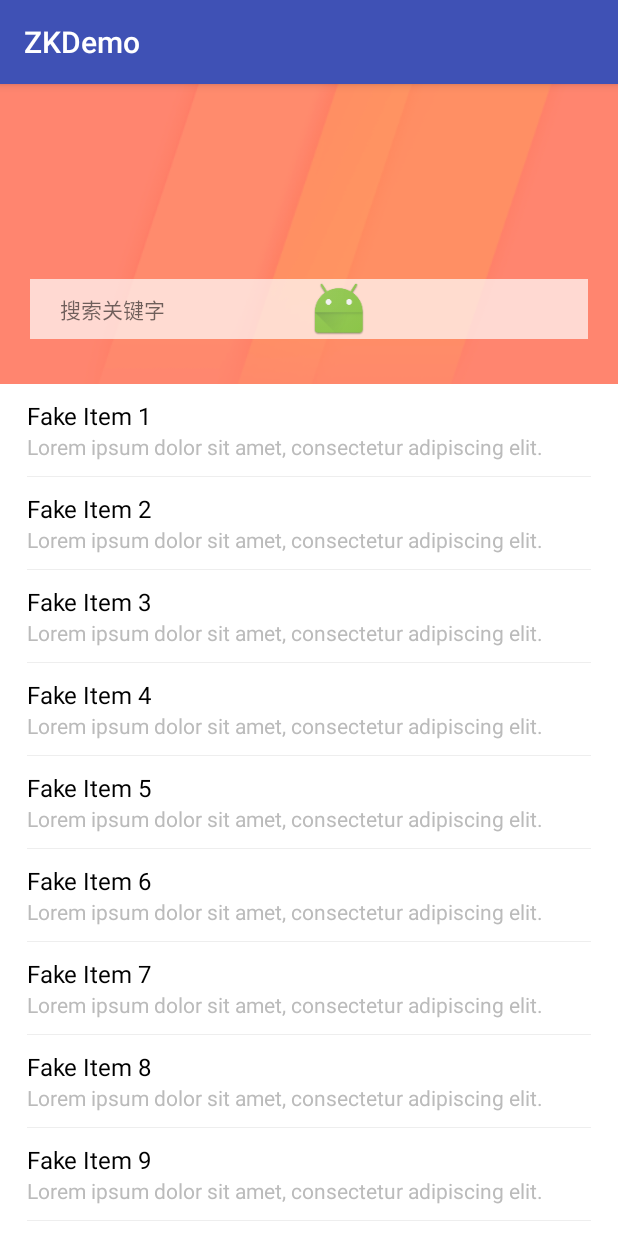
After one commit to 465857721/ZKDemo, an Android app: the HeaderScrollingBehaviorActivity screen opened directly, with no data from a screen before it, on a phone screen of 412 x 824 dp. The commit adds this screen. Run offline under Robolectric (Android 15) with nearby library versions, the phone set to English and light mode, and no system bars.

Commit message:
Behavior的一些学习

```diff
--- a/app/src/main/AndroidManifest.xml
+++ b/app/src/main/AndroidManifest.xml
@@ -15,9 +15,13 @@
                 <category android:name="android.intent.category.LAUNCHER"/>
             </intent-filter>
         </activity>
-        <activity android:name=".coordinatorlayout.BehaviorActivity">
+        <activity android:name=".coordinatorlayout.BehaviorFollowActivity">
         </activity>
         <activity android:name=".objectanimator.ObjectAnimatorActivity">
+        </activity>
+        <activity android:name=".coordinatorlayout.BehaviorALLActivity">
+        </activity>
+        <activity android:name=".coordinatorlayout.HeaderScrollingBehaviorActivity">
         </activity>
     </application>
 
--- a/app/src/main/java/com/kingsoft/zkdemo/MainActivity.java
+++ b/app/src/main/java/com/kingsoft/zkdemo/MainActivity.java
@@ -1,5 +1,6 @@
 package com.kingsoft.zkdemo;
 
+import android.app.Activity;
 import android.content.Context;
 import android.content.Intent;
 import android.os.Bundle;
@@ -8,7 +9,8 @@ import android.view.View;
 import android.widget.Button;
 import android.widget.LinearLayout;
 
-import com.kingsoft.zkdemo.coordinatorlayout.BehaviorActivity;
+import com.kingsoft.zkdemo.coordinatorlayout.BehaviorALLActivity;
+import com.kingsoft.zkdemo.coordinatorlayout.BehaviorFollowActivity;
 import com.kingsoft.zkdemo.objectanimator.ObjectAnimatorActivity;
 
 import butterknife.BindView;
@@ -41,7 +43,7 @@ public class MainActivity extends AppCompatActivity {
         Intent mIntent = new Intent();
         switch (view.getId()) {
             case R.id.btn_behavior:
-                mIntent.setClass(mContext, BehaviorActivity.class);
+                mIntent.setClass(mContext, BehaviorALLActivity.class);
                 startActivity(mIntent);
                 break;
             case R.id.btn_translation:
--- a/app/src/main/java/com/kingsoft/zkdemo/coordinatorlayout/BehaviorActivity.java
+++ b/app/src/main/java/com/kingsoft/zkdemo/coordinatorlayout/BehaviorFollowActivity.java
@@ -7,7 +7,7 @@ import android.view.View;
 
 import com.kingsoft.zkdemo.R;
 //http://www.open-open.com/lib/view/open1480387021766.html
-public class BehaviorActivity extends AppCompatActivity {
+public class BehaviorFollowActivity extends AppCompatActivity {
 
     @Override
     protected void onCreate(Bundle savedInstanceState) {
--- /dev/null
+++ b/app/src/main/java/com/kingsoft/zkdemo/coordinatorlayout/HeaderFloatBehavior.java
@@ -0,0 +1,78 @@
+package com.kingsoft.zkdemo.coordinatorlayout;
+
+import android.animation.ArgbEvaluator;
+import android.content.Context;
+import android.content.res.Resources;
+import android.support.design.widget.CoordinatorLayout;
+import android.util.AttributeSet;
+import android.view.View;
+
+import com.kingsoft.zkdemo.R;
+
+import java.lang.ref.WeakReference;
+
+
+public class HeaderFloatBehavior extends CoordinatorLayout.Behavior<View> {
+
+    private WeakReference<View> dependentView;
+    private ArgbEvaluator argbEvaluator;
+
+    public HeaderFloatBehavior(Context context, AttributeSet attrs) {
+        super(context, attrs);
+
+        argbEvaluator = new ArgbEvaluator();
+    }
+
+    @Override
+    public boolean layoutDependsOn(CoordinatorLayout parent, View child, View dependency) {
+        if (dependency != null && dependency.getId() == R.id.scrolling_header) {
+            dependentView = new WeakReference<>(dependency);
+            return true;
+        }
+        return false;
+    }
+
+    @Override
+    public boolean onDependentViewChanged(CoordinatorLayout parent, View child, View dependency) {
+        Resources resources = getDependentView().getResources();
+        final float progress = 1.f -
+                Math.abs(dependency.getTranslationY() / (dependency.getHeight() - resources.getDimension(R.dimen.collapsed_header_height)));
+        //R.dimen.collapsed_header_height   是 输入框的高度 40 加上  上下的5margin·
+        //dependency.getTranslationY() recycl  view距离顶部的距离
+       // (dependency.getHeight() - resources.getDimension(R.dimen.collapsed_header_height)
+        // 减去 edt的高度  就是 总共可以向上移动的距离，然后滑动的距离除以 总共可以滑动的距离得到比例
+
+        // Translation
+        final float collapsedOffset = resources.getDimension(R.dimen.collapsed_float_offset_y);
+        final float initOffset = resources.getDimension(R.dimen.init_float_offset_y);
+        final float translateY = collapsedOffset + (initOffset - collapsedOffset) * progress;
+        child.setTranslationY(translateY);
+
+        // Background
+        child.setBackgroundColor((int) argbEvaluator.evaluate(
+                progress,
+                resources.getColor(R.color.colorCollapsedFloatBackground),
+                resources.getColor(R.color.colorInitFloatBackground)));
+
+        // Margins
+        final float collapsedMargin = resources.getDimension(R.dimen.collapsed_float_margin);//结束状态的margin
+        final float initMargin = resources.getDimension(R.dimen.init_float_margin);// 初始状态的左右margin
+//        final float initMargin = 50;
+        final int margin = (int) (collapsedMargin + (initMargin - collapsedMargin) * progress);
+        CoordinatorLayout.LayoutParams lp = (CoordinatorLayout.LayoutParams) child.getLayoutParams();
+        lp.setMargins(margin, 0, margin, 0);
+        child.setLayoutParams(lp);
+
+        return true;
+    }
+
+    @Override
+    public boolean onLayoutChild(CoordinatorLayout parent, View child, int layoutDirection) {
+        return super.onLayoutChild(parent, child, layoutDirection);
+    }
+
+    private View getDependentView() {
+        return dependentView.get();
+    }
+
+}
--- /dev/null
+++ b/app/src/main/java/com/kingsoft/zkdemo/coordinatorlayout/HeaderScrollingBehavior.java
@@ -0,0 +1,185 @@
+package com.kingsoft.zkdemo.coordinatorlayout;
+
+import android.content.Context;
+import android.content.res.Resources;
+import android.os.Handler;
+import android.support.design.widget.CoordinatorLayout;
+import android.support.v4.view.ViewCompat;
+import android.support.v7.widget.RecyclerView;
+import android.util.AttributeSet;
+import android.util.Log;
+import android.view.View;
+import android.widget.Scroller;
+
+import com.kingsoft.zkdemo.R;
+
+import java.lang.ref.WeakReference;
+
+
+public class HeaderScrollingBehavior extends CoordinatorLayout.Behavior<RecyclerView> {
+
+    private boolean isExpanded = false;
+    private boolean isScrolling = false;
+
+    private WeakReference<View> dependentView;
+    private Scroller scroller;
+    private Handler handler;
+
+    public HeaderScrollingBehavior(Context context, AttributeSet attrs) {
+        super(context, attrs);
+        scroller = new Scroller(context);
+        handler = new Handler();
+    }
+
+    public boolean isExpanded() {
+        return isExpanded;
+    }
+
+    @Override
+    public boolean layoutDependsOn(CoordinatorLayout parent, RecyclerView child, View dependency) {
+        if (dependency != null && dependency.getId() == R.id.scrolling_header) {
+            dependentView = new WeakReference<>(dependency);
+            return true;
+        }
+        return false;
+    }
+
+    @Override
+    public boolean onLayoutChild(CoordinatorLayout parent, RecyclerView child, int layoutDirection) {
+        CoordinatorLayout.LayoutParams lp = (CoordinatorLayout.LayoutParams) child.getLayoutParams();
+        if (lp.height == CoordinatorLayout.LayoutParams.MATCH_PARENT) {
+            child.layout(0, 0, parent.getWidth(), (int) (parent.getHeight() - getDependentViewCollapsedHeight()));
+            Log.d("zk","b="+(int) (parent.getHeight() - getDependentViewCollapsedHeight()));
+            return true;
+        }
+        return super.onLayoutChild(parent, child, layoutDirection);
+    }
+
+    @Override
+    public boolean onDependentViewChanged(CoordinatorLayout parent, RecyclerView child, View dependency) {
+        Resources resources = getDependentView().getResources();
+        final float progress = 1.f -
+                Math.abs(dependency.getTranslationY() / (dependency.getHeight() - resources.getDimension(R.dimen.collapsed_header_height)));
+
+        child.setTranslationY(dependency.getHeight() + dependency.getTranslationY());
+
+        float scale = 1 + 0.4f * (1.f - progress);
+        dependency.setScaleX(scale);
+        dependency.setScaleY(scale);
+
+        dependency.setAlpha(progress);
+
+        return true;
+    }
+
+    @Override
+    public boolean onStartNestedScroll(CoordinatorLayout coordinatorLayout, RecyclerView child, View directTargetChild, View target, int nestedScrollAxes) {
+        return (nestedScrollAxes & ViewCompat.SCROLL_AXIS_VERTICAL) != 0;
+    }
+
+    @Override
+    public void onNestedScrollAccepted(CoordinatorLayout coordinatorLayout, RecyclerView child, View directTargetChild, View target, int nestedScrollAxes) {
+        scroller.abortAnimation();
+        isScrolling = false;
+
+        super.onNestedScrollAccepted(coordinatorLayout, child, directTargetChild, target, nestedScrollAxes);
+    }
+
+    @Override
+    public void onNestedPreScroll(CoordinatorLayout coordinatorLayout, RecyclerView child, View target, int dx, int dy, int[] consumed) {
+        if (dy < 0) {
+            return;
+        }
+
+        View dependentView = getDependentView();
+        float newTranslateY = dependentView.getTranslationY() - dy;
+        float minHeaderTranslate = -(dependentView.getHeight() - getDependentViewCollapsedHeight());
+
+        if (newTranslateY > minHeaderTranslate) {
+            dependentView.setTranslationY(newTranslateY);
+            consumed[1] = dy;
+        }
+    }
+
+    @Override
+    public void onNestedScroll(CoordinatorLayout coordinatorLayout, RecyclerView child, View target, int dxConsumed, int dyConsumed, int dxUnconsumed, int dyUnconsumed) {
+        if (dyUnconsumed > 0) {
+            return;
+        }
+
+        View dependentView = getDependentView();
+        float newTranslateY = dependentView.getTranslationY() - dyUnconsumed;
+        final float maxHeaderTranslate = 0;
+
+        if (newTranslateY < maxHeaderTranslate) {
+            dependentView.setTranslationY(newTranslateY);
+        }
+    }
+
+    @Override
+    public boolean onNestedPreFling(CoordinatorLayout coordinatorLayout, RecyclerView child, View target, float velocityX, float velocityY) {
+        return onUserStopDragging(velocityY);
+    }
+
+    @Override
+    public void onStopNestedScroll(CoordinatorLayout coordinatorLayout, RecyclerView child, View target) {
+        if (!isScrolling) {
+            onUserStopDragging(800);
+        }
+    }
+
+    private boolean onUserStopDragging(float velocity) {
+        View dependentView = getDependentView();
+        float translateY = dependentView.getTranslationY();
+        float minHeaderTranslate = -(dependentView.getHeight() - getDependentViewCollapsedHeight());
+
+        if (translateY == 0 || translateY == minHeaderTranslate) {
+            return false;
+        }
+
+        boolean targetState; // Flag indicates whether to expand the content.
+        if (Math.abs(velocity) <= 800) {
+            if (Math.abs(translateY) < Math.abs(translateY - minHeaderTranslate)) {
+                targetState = false;
+            } else {
+                targetState = true;
+            }
+            velocity = 800; // Limit velocity's minimum value.
+        } else {
+            if (velocity > 0) {
+                targetState = true;
+            } else {
+                targetState = false;
+            }
+        }
+
+        float targetTranslateY = targetState ? minHeaderTranslate : 0;
+
+        scroller.startScroll(0, (int) translateY, 0, (int) (targetTranslateY - translateY), (int) (1000000 / Math.abs(velocity)));
+        handler.post(flingRunnable);
+        isScrolling = true;
+        return true;
+    }
+
+    private float getDependentViewCollapsedHeight() {
+        return getDependentView().getResources().getDimension(R.dimen.collapsed_header_height);
+    }
+
+    private View getDependentView() {
+        return dependentView.get();
+    }
+
+    private Runnable flingRunnable = new Runnable() {
+        @Override
+        public void run() {
+            if (scroller.computeScrollOffset()) {
+                getDependentView().setTranslationY(scroller.getCurrY());
+                handler.post(this);
+            } else {
+                isExpanded = getDependentView().getTranslationY() != 0;
+                isScrolling = false;
+            }
+        }
+    };
+
+}
--- /dev/null
+++ b/app/src/main/java/com/kingsoft/zkdemo/coordinatorlayout/HeaderScrollingBehaviorActivity.java
@@ -0,0 +1,55 @@
+package com.kingsoft.zkdemo.coordinatorlayout;
+
+import android.support.v7.app.AppCompatActivity;
+import android.os.Bundle;
+import android.support.v7.widget.RecyclerView;
+import android.view.View;
+import android.view.ViewGroup;
+import android.widget.TextView;
+
+import com.kingsoft.zkdemo.R;
+
+/**
+ * http://www.jianshu.com/p/7f50faa65622
+ */
+public class HeaderScrollingBehaviorActivity extends AppCompatActivity {
+    private RecyclerView recyclerView;
+    @Override
+    protected void onCreate(Bundle savedInstanceState) {
+        super.onCreate(savedInstanceState);
+        setContentView(R.layout.activity_header_scrolling_behavior);
+        recyclerView = (RecyclerView) findViewById(R.id.rv);
+        recyclerView.setAdapter(new RecyclerView.Adapter() {
+            @Override
+            public RecyclerView.ViewHolder onCreateViewHolder(ViewGroup parent, int viewType) {
+                return new ViewHolder(getLayoutInflater().inflate(R.layout.item_simple, parent, false));
+            }
+
+            @Override
+            public void onBindViewHolder(RecyclerView.ViewHolder holder, int position) {
+                ViewHolder vh = (ViewHolder) holder;
+                vh.text.setText("Fake Item " + (position + 1));
+                vh.text2.setText("Lorem ipsum dolor sit amet, consectetur adipiscing elit.");
+            }
+
+            @Override
+            public int getItemCount() {
+                return 20;
+            }
+
+            class ViewHolder extends RecyclerView.ViewHolder {
+
+                TextView text;
+                TextView text2;
+
+                public ViewHolder(View itemView) {
+                    super(itemView);
+
+                    text = (TextView) itemView.findViewById(R.id.text);
+                    text2 = (TextView) itemView.findViewById(R.id.text2);
+                }
+
+            }
+        });
+    }
+}
--- /dev/null
+++ b/app/src/main/java/com/kingsoft/zkdemo/coordinatorlayout/TestGoLeftBehavior.java
@@ -0,0 +1,82 @@
+package com.kingsoft.zkdemo.coordinatorlayout;
+
+import android.animation.ArgbEvaluator;
+import android.content.Context;
+import android.content.res.Resources;
+import android.support.design.widget.CoordinatorLayout;
+import android.util.AttributeSet;
+import android.view.View;
+
+import com.kingsoft.zkdemo.R;
+
+import java.lang.ref.WeakReference;
+
+
+public class TestGoLeftBehavior extends CoordinatorLayout.Behavior<View> {
+
+    private WeakReference<View> dependentView;
+    private ArgbEvaluator argbEvaluator;
+
+    public TestGoLeftBehavior(Context context, AttributeSet attrs) {
+        super(context, attrs);
+
+        argbEvaluator = new ArgbEvaluator();
+    }
+
+    @Override
+    public boolean layoutDependsOn(CoordinatorLayout parent, View child, View dependency) {
+        if (dependency != null && dependency.getId() == R.id.scrolling_header) {
+            dependentView = new WeakReference<>(dependency);
+            return true;
+        }
+        return false;
+    }
+
+    @Override
+    public boolean onDependentViewChanged(CoordinatorLayout parent, View child, View dependency) {
+        Resources resources = getDependentView().getResources();
+        final float progress = 1.f -
+                Math.abs(dependency.getTranslationY() / (dependency.getHeight() - resources.getDimension(R.dimen.collapsed_header_height)));
+        //R.dimen.collapsed_header_height   是 输入框的高度 40 加上  上下的5margin·
+        //dependency.getTranslationY() recycl  view距离顶部的距离
+        // (dependency.getHeight() - resources.getDimension(R.dimen.collapsed_header_height)
+        // 减去 edt的高度  就是 总共可以向上移动的距离，然后滑动的距离除以 总共可以滑动的距离得到比例
+
+        // Translation
+        final float collapsedOffset = resources.getDimension(R.dimen.collapsed_float_offset_y);
+
+        final float initOffset = resources.getDimension(R.dimen.init_float_offset_y);
+//        final float translateY = collapsedOffset + (initOffset - collapsedOffset) * progress;
+//        child.setTranslationY(translateY);
+        final float FX = parent.getWidth() / 2 - parent.getWidth() / 2 * (1 - progress);
+        final float FY = initOffset - initOffset * (1.f - progress);
+        child.setX(FX);
+        child.setY(FY);
+        // Background
+//        child.setBackgroundColor((int) argbEvaluator.evaluate(
+//                progress,
+//                resources.getColor(R.color.colorCollapsedFloatBackground),
+//                resources.getColor(R.color.colorInitFloatBackground)));
+
+        // Margins
+//        final float collapsedMargin = resources.getDimension(R.dimen.collapsed_float_margin);//结束状态的margin
+//        final float initMargin = resources.getDimension(R.dimen.init_float_margin);// 初始状态的左右margin
+////        final float initMargin = 50;
+//        final int margin = (int) (collapsedMargin + (initMargin - collapsedMargin) * progress);
+//        CoordinatorLayout.LayoutParams lp = (CoordinatorLayout.LayoutParams) child.getLayoutParams();
+//        lp.setMargins(margin, 0, margin, 0);
+//        child.setLayoutParams(lp);
+
+        return true;
+    }
+
+    @Override
+    public boolean onLayoutChild(CoordinatorLayout parent, View child, int layoutDirection) {
+        return super.onLayoutChild(parent, child, layoutDirection);
+    }
+
+    private View getDependentView() {
+        return dependentView.get();
+    }
+
+}
--- /dev/null
+++ b/app/src/main/res/layout/activity_header_scrolling_behavior.xml
@@ -0,0 +1,47 @@
+<?xml version="1.0" encoding="utf-8"?>
+<android.support.design.widget.CoordinatorLayout xmlns:android="http://schemas.android.com/apk/res/android"
+                                                 xmlns:app="http://schemas.android.com/apk/res-auto"
+                                                 android:layout_width="match_parent"
+                                                 android:layout_height="match_parent"
+                                                 android:background="#fff"
+                                                 android:fitsSystemWindows="false">
+
+    <ImageView
+        android:id="@+id/scrolling_header"
+        android:layout_width="match_parent"
+        android:layout_height="200dp"
+        android:background="@mipmap/my_head_bg"
+        android:scaleType="centerCrop"/>
+
+    <LinearLayout
+        android:id="@+id/edit_search"
+        android:layout_width="match_parent"
+        android:layout_height="40dp"
+        android:background="@color/colorInitFloatBackground"
+        app:layout_behavior=".coordinatorlayout.HeaderFloatBehavior">
+
+        <TextView
+            android:layout_width="wrap_content"
+            android:layout_height="wrap_content"
+            android:layout_gravity="center_vertical"
+            android:layout_marginStart="20dp"
+            android:text="搜索关键字"
+            android:textColor="#90000000"/>
+    </LinearLayout>
+    <ImageView
+        android:id="@+id/iv_backtest"
+        android:layout_width="40dp"
+        android:layout_height="40dp"
+        android:background="@mipmap/ic_launcher"
+        app:layout_behavior=".coordinatorlayout.TestGoLeftBehavior"
+
+        android:scaleType="centerCrop"/>
+    <android.support.v7.widget.RecyclerView
+        android:id="@+id/rv"
+        android:layout_width="match_parent"
+        android:layout_height="match_parent"
+        android:background="#fff"
+        app:layoutManager="LinearLayoutManager"
+        app:layout_behavior="@string/header_scrolling_behavior"/>
+
+</android.support.design.widget.CoordinatorLayout>
--- /dev/null
+++ b/app/src/main/res/layout/item_simple.xml
@@ -0,0 +1,35 @@
+<?xml version="1.0" encoding="utf-8"?>
+<LinearLayout xmlns:android="http://schemas.android.com/apk/res/android"
+    xmlns:tools="http://schemas.android.com/tools"
+    android:orientation="vertical"
+    android:layout_width="match_parent"
+    android:layout_height="wrap_content"
+    android:paddingTop="10dp"
+    android:paddingStart="18dp"
+    android:paddingEnd="18dp"
+    android:clickable="true"
+    android:background="?attr/selectableItemBackground">
+
+    <TextView
+        android:id="@+id/text"
+        android:layout_width="wrap_content"
+        android:layout_height="wrap_content"
+        android:textSize="16sp"
+        android:textColor="#000"
+        tools:text="Item Title" />
+
+    <TextView
+        android:id="@+id/text2"
+        android:layout_width="wrap_content"
+        android:layout_height="wrap_content"
+        android:textSize="14sp"
+        android:textColor="#bbb"
+        tools:text="Detail information" />
+
+    <View
+        android:layout_width="match_parent"
+        android:layout_height="1px"
+        android:layout_marginTop="10dp"
+        android:background="#eee" />
+
+</LinearLayout>
--- a/app/src/main/res/values/colors.xml
+++ b/app/src/main/res/values/colors.xml
@@ -3,4 +3,8 @@
     <color name="colorPrimary">#3F51B5</color>
     <color name="colorPrimaryDark">#303F9F</color>
     <color name="colorAccent">#FF4081</color>
+
+
+    <color name="colorInitFloatBackground">#b0ffffff</color>
+    <color name="colorCollapsedFloatBackground">#e4e4e4</color>
 </resources>
--- a/app/src/main/res/values/dimens.xml
+++ b/app/src/main/res/values/dimens.xml
@@ -2,4 +2,12 @@
     <!-- Default screen margins, per the Android Design guidelines. -->
     <dimen name="activity_horizontal_margin">16dp</dimen>
     <dimen name="activity_vertical_margin">16dp</dimen>
+
+
+    <dimen name="collapsed_header_height">50dp</dimen>
+    <dimen name="collapsed_header_height2">150dp</dimen>
+    <dimen name="init_float_offset_y">130dp</dimen>
+    <dimen name="collapsed_float_offset_y">5dp</dimen>
+    <dimen name="init_float_margin">20dp</dimen>
+    <dimen name="collapsed_float_margin">5dp</dimen>
 </resources>
--- a/app/src/main/res/values/strings.xml
+++ b/app/src/main/res/values/strings.xml
@@ -1,3 +1,5 @@
 <resources>
     <string name="app_name">ZKDemo</string>
+    <string name="header_scrolling_behavior">com.kingsoft.zkdemo.coordinatorlayout.HeaderScrollingBehavior</string>
+    <string name="header_float_behavior">com.kingsoft.zkdemo.coordinatorlayout.HeaderFloatBehavior</string>
 </resources>
--- a/app/src/main/res/values/styles.xml
+++ b/app/src/main/res/values/styles.xml
@@ -6,6 +6,9 @@
         <item name="colorPrimary">@color/colorPrimary</item>
         <item name="colorPrimaryDark">@color/colorPrimaryDark</item>
         <item name="colorAccent">@color/colorAccent</item>
+        <!--冷启动 白屏 -->
+        <!--<item name="android:windowIsTranslucent">true</item>-->
+        <!--<item name="android:windowBackground">@android:color/transparent</item>-->
     </style>
 
 </resources>
```
Also changed, not shown: app/build.gradle (+3 -5 lines), app/src/main/java/com/kingsoft/zkdemo/coordinatorlayout/BehaviorALLActivity.java (added, +54 -0 lines), app/src/main/res/layout/activity_behavior_all.xml (renamed from app/src/main/res/layout/activity_main.xml, +11 -8 lines), app/src/main/res/layout/constraint_layout.xml (added, +19 -0 lines), app/src/main/res/mipmap-xhdpi/my_head_bg.png (added), 1 other file.
